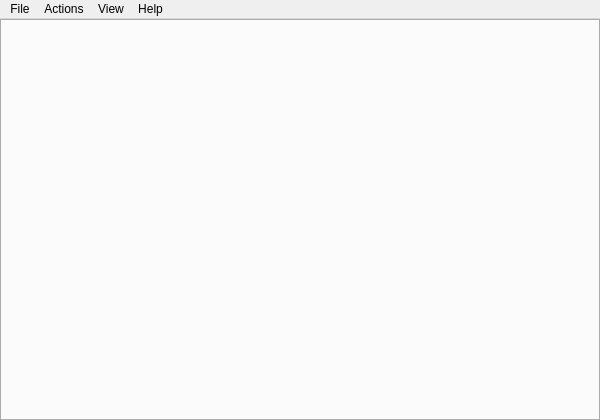
trollixx/quickterminal, file src/forms/qterminal.ui: the form before one commit.
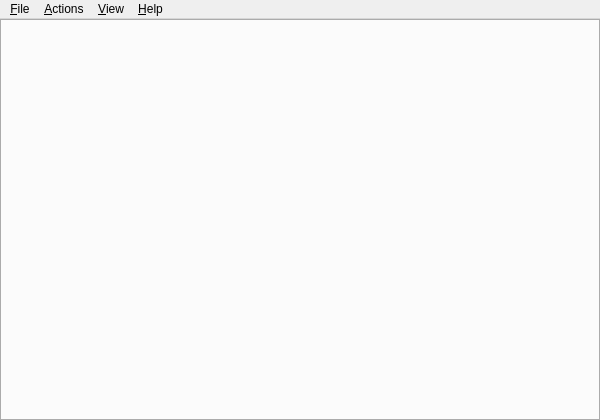
The form after the commit. Icons and pictures are not drawn. Custom widgets are drawn as their Qt base class.

Commit message: Add some menu accelerators

The edit to the form file:
```diff
--- a/src/forms/qterminal.ui
+++ b/src/forms/qterminal.ui
@@ -65,7 +65,7 @@
    </property>
    <widget class="QMenu" name="menu_File">
     <property name="title">
-     <string>File</string>
+     <string>&amp;File</string>
     </property>
     <property name="Title" stdset="0">
      <string/>
@@ -73,19 +73,19 @@
    </widget>
    <widget class="QMenu" name="menu_Actions">
     <property name="title">
-     <string>Actions</string>
+     <string>&amp;Actions</string>
     </property>
    </widget>
    <widget class="QMenu" name="menu_Help">
     <property name="title">
-     <string>Help</string>
+     <string>&amp;Help</string>
     </property>
     <addaction name="actAbout"/>
     <addaction name="actAboutQt"/>
    </widget>
    <widget class="QMenu" name="menu_View">
     <property name="title">
-     <string>View</string>
+     <string>&amp;View</string>
     </property>
    </widget>
    <addaction name="menu_File"/>
```
Left out of the diff: 4 changed lines with no effect on the pictures.
